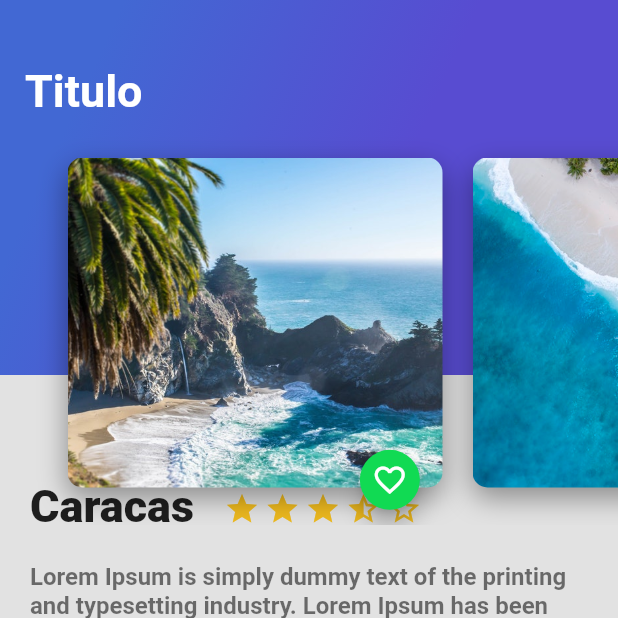
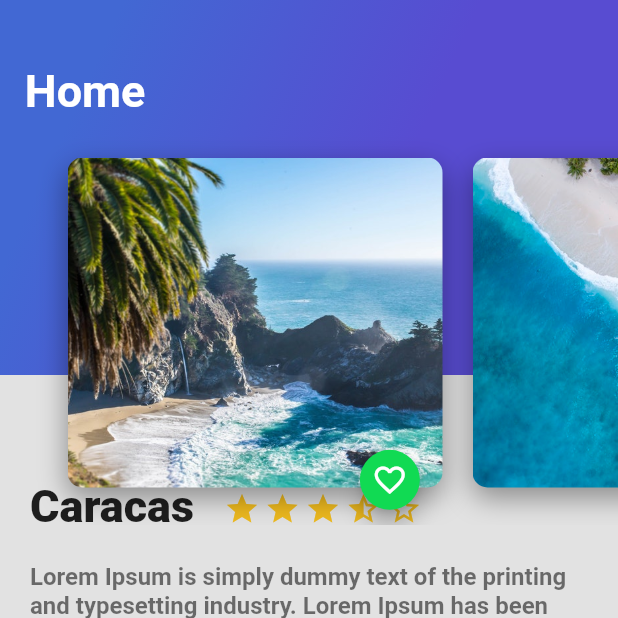
Before and after one commit to Ragomez33/platzi_trips, a Flutter app: the screen it shows after launch, on a phone screen of 412 x 824 dp, the top half of it. Run offline on Flutter 3.47's test engine with Material 2 defaults, Android fonts, the phone set to English and light mode, and no system bars; network calls fail; Roboto replaces fonts that are missing (Lato).

Commit message:
fix title in head app bar

```diff
--- a/lib/header_appbar.dart
+++ b/lib/header_appbar.dart
@@ -9,7 +9,7 @@ class HeaderAppBar extends StatelessWidget {
   Widget build(BuildContext context) {
     return Stack(
       children: const [
-        GradientBack("Titulo"),
+        GradientBack("Home"),
         CardImageList(),
       ],
     );
```
